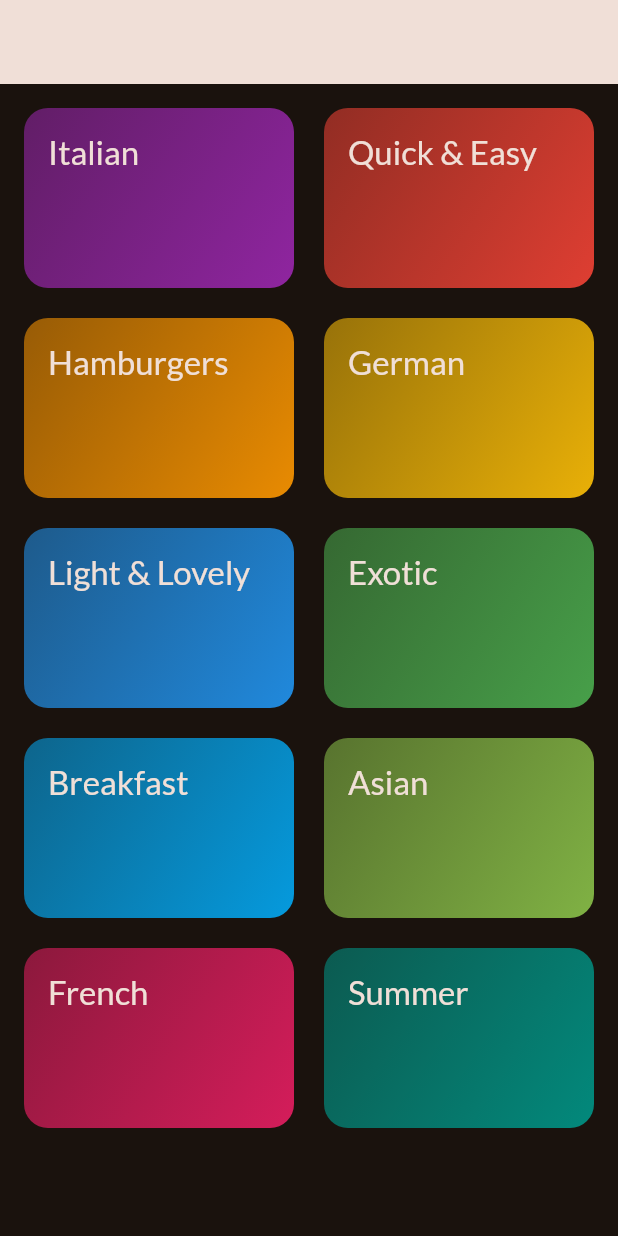
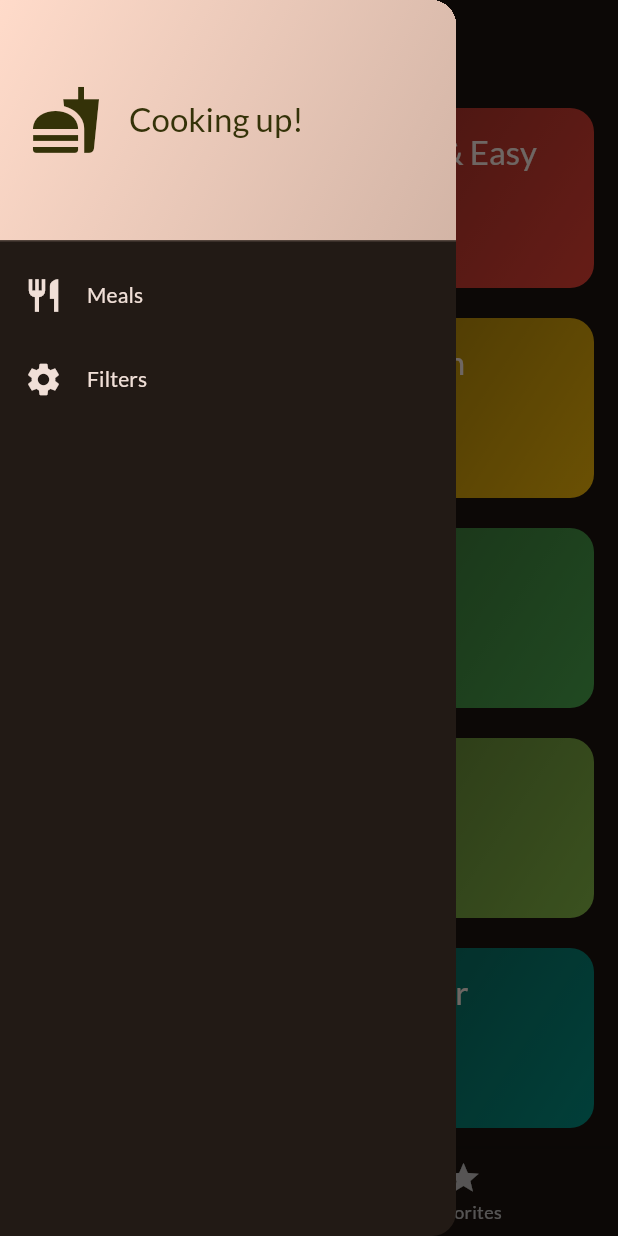
Before and after one commit to bensontamunoemi/recipe-finder-, a Flutter app: the screen it shows after launch, with the side drawer open (before the commit the screen has no drawer), on a phone screen of 412 x 824 dp. Run offline on Flutter 3.47's test engine with Material 3 defaults, Android fonts, the phone set to English and light mode, and no system bars; our stand-ins replace google_fonts, transparent_image.

Commit message:
feat: filter logic, drawer and tab navigation

```diff
--- a/lib/main.dart
+++ b/lib/main.dart
@@ -1,6 +1,6 @@
 import 'package:flutter/material.dart';
 import 'package:google_fonts/google_fonts.dart';
-import 'package:meals/screens/categories.dart';
+import 'package:meals/screens/tabs.dart';
 
 final theme = ThemeData(
   useMaterial3: true,
@@ -22,7 +22,7 @@ class MyApp extends StatelessWidget {
   Widget build(BuildContext context) {
     return MaterialApp(
       theme: theme,
-      home: const CategoriesScreen(),
+      home: const TabsScreen(),
     );
   }
 }
--- a/lib/screens/categories.dart
+++ b/lib/screens/categories.dart
@@ -1,14 +1,21 @@
 import 'package:flutter/material.dart';
 import 'package:meals/data/dummy_data.dart';
 import 'package:meals/models/category.dart';
+import 'package:meals/models/meal.dart';
 import 'package:meals/screens/meals.dart';
 import 'package:meals/widgets/category_grid_item.dart';
 
 class CategoriesScreen extends StatelessWidget {
-  const CategoriesScreen({super.key});
+  const CategoriesScreen({
+    super.key,
+    required this.onToggleFavorite,
+    required this.availableMeals,
+  });
+  final void Function(Meal meal) onToggleFavorite;
+  final List<Meal> availableMeals;
 
   void _selectCategory(BuildContext context, Category category) {
-    final filteredMeals = dummyMeals
+    final filteredMeals = availableMeals
         .where((meal) => meal.categories.contains(category.id))
         .toList();
     Navigator.push(
@@ -17,6 +24,7 @@ class CategoriesScreen extends StatelessWidget {
         builder: (ctx) => MealsScreen(
           title: category.title,
           meals: filteredMeals,
+          onToggleFavorite: onToggleFavorite,
         ),
       ),
     );
@@ -24,12 +32,7 @@ class CategoriesScreen extends StatelessWidget {
 
   @override
   Widget build(BuildContext context) {
-    return Scaffold(
-      appBar: AppBar(
-        title: const Text("Pick your category"),
-        backgroundColor: Theme.of(context).colorScheme.onBackground,
-      ),
-      body: GridView(
+    return GridView(
       padding: const EdgeInsets.all(16),
       gridDelegate: const SliverGridDelegateWithFixedCrossAxisCount(
         crossAxisCount: 2,
@@ -46,7 +49,6 @@ class CategoriesScreen extends StatelessWidget {
             },
           )
       ],
-      ),
     );
   }
 }
--- /dev/null
+++ b/lib/screens/tabs.dart
@@ -0,0 +1,128 @@
+import 'package:flutter/material.dart';
+import 'package:meals/data/dummy_data.dart';
+import 'package:meals/models/meal.dart';
+import 'package:meals/screens/categories.dart';
+import 'package:meals/screens/filters.dart';
+import 'package:meals/screens/meals.dart';
+import 'package:meals/widgets/main_drawer.dart';
+
+const kInitialFilters = {
+  Filter.glutenFree: false,
+  Filter.lactoseFree: false,
+  Filter.vegetarian: false,
+  Filter.vegan: false,
+};
+
+class TabsScreen extends StatefulWidget {
+  const TabsScreen({super.key});
+
+  @override
+  State<TabsScreen> createState() {
+    return _TabsScreenState();
+  }
+}
+
+class _TabsScreenState extends State<TabsScreen> {
+  int _selectedPageIndex = 0;
+  final List<Meal> _favoriteMeals = [];
+  Map<Filter, bool> _selectedFilters = kInitialFilters;
+
+  void _showInfoMessage(String message) {
+    ScaffoldMessenger.of(context).clearSnackBars();
+    ScaffoldMessenger.of(context)
+        .showSnackBar(SnackBar(content: Text(message)));
+  }
+
+  void _toggleMealFavorite(Meal meal) {
+    final isExisting = _favoriteMeals.contains(meal);
+    if (isExisting) {
+      setState(() {
+        _favoriteMeals.remove(meal);
+        _showInfoMessage("Removed ${meal.title} from favorite");
+      });
+    } else {
+      setState(() {
+        _favoriteMeals.add(meal);
+        _showInfoMessage("Added ${meal.title} to favorite");
+      });
+    }
+  }
+
+  void _setSelectedPageIndex(int index) {
+    setState(() {
+      _selectedPageIndex = index;
+    });
+  }
+
+  void _setScreen(String identifier) async {
+    Navigator.pop(context);
+    if (identifier == "filters") {
+      final result = await Navigator.push<Map<Filter, bool>>(
+        context,
+        MaterialPageRoute(
+          builder: (ctx) => FiltersScreen(
+            currentFilter: _selectedFilters,
+          ),
+        ),
+      );
+      setState(() {
+        _selectedFilters = result ?? kInitialFilters;
+      });
+    }
+  }
+
+  @override
+  Widget build(BuildContext context) {
+    final availableMeals = dummyMeals.where((meal) {
+      if (_selectedFilters[Filter.glutenFree]! && !meal.isGlutenFree) {
+        return false;
+      }
+      if (_selectedFilters[Filter.lactoseFree]! && !meal.isLactoseFree) {
+        return false;
+      }
+      if (_selectedFilters[Filter.vegetarian]! && !meal.isVegetarian) {
+        return false;
+      }
+      if (_selectedFilters[Filter.vegan]! && !meal.isVegan) {
+        return false;
+      }
+      return true;
+    }).toList();
+
+    Widget activePage = CategoriesScreen(
+      onToggleFavorite: _toggleMealFavorite,
+      availableMeals: availableMeals,
+    );
+    String activePageTitle = "Categories";
+
+    if (_selectedPageIndex == 1) {
+      activePage = MealsScreen(
+        meals: _favoriteMeals,
+        onToggleFavorite: _toggleMealFavorite,
+      );
+      activePageTitle = "Favorite";
+    }
+
+    return Scaffold(
+      appBar: AppBar(
+        title: Text(activePageTitle),
+      ),
+      drawer: MainDrawer(onSelectScreen: _setScreen),
+      body: activePage,
+      bottomNavigationBar: BottomNavigationBar(
+        onTap: _setSelectedPageIndex,
+        currentIndex: _selectedPageIndex,
+        items: const [
+          BottomNavigationBarItem(
+            icon: Icon(Icons.set_meal),
+            label: "Categories",
+          ),
+          BottomNavigationBarItem(
+            icon: Icon(Icons.star),
+            label: "Favorites",
+          ),
+        ],
+      ),
+    );
+  }
+}
--- /dev/null
+++ b/lib/widgets/main_drawer.dart
@@ -0,0 +1,82 @@
+import 'package:flutter/material.dart';
+
+class MainDrawer extends StatelessWidget {
+  const MainDrawer({super.key, required this.onSelectScreen});
+
+  final void Function(String identifier) onSelectScreen;
+
+  @override
+  Widget build(BuildContext context) {
+    return Drawer(
+      child: Column(
+        children: [
+          DrawerHeader(
+            padding: const EdgeInsets.all(20),
+            decoration: BoxDecoration(
+                gradient: LinearGradient(
+              colors: [
+                Theme.of(context).colorScheme.onPrimaryContainer,
+                Theme.of(context)
+                    .colorScheme
+                    .onPrimaryContainer
+                    .withOpacity(0.8)
+              ],
+              begin: Alignment.topLeft,
+              end: Alignment.bottomRight,
+            )),
+            child: Row(
+              children: [
+                Icon(
+                  Icons.fastfood,
+                  size: 48,
+                  color: Theme.of(context).colorScheme.onTertiary,
+                ),
+                const SizedBox(
+                  width: 18,
+                ),
+                Text(
+                  "Cooking up!",
+                  style: Theme.of(context).textTheme.titleLarge!.copyWith(
+                        color: Theme.of(context).colorScheme.onTertiary,
+                      ),
+                )
+              ],
+            ),
+          ),
+          ListTile(
+            leading: Icon(
+              Icons.restaurant,
+              size: 26,
+              color: Theme.of(context).colorScheme.onBackground,
+            ),
+            title: Text(
+              "Meals",
+              style: Theme.of(context).textTheme.titleSmall!.copyWith(
+                    color: Theme.of(context).colorScheme.onBackground,
+                  ),
+            ),
+            onTap: () {
+              onSelectScreen("meals");
+            },
+          ),
+          ListTile(
+            leading: Icon(
+              Icons.settings,
+              size: 26,
+              color: Theme.of(context).colorScheme.onBackground,
+            ),
+            title: Text(
+              "Filters",
+              style: Theme.of(context).textTheme.titleSmall!.copyWith(
+                    color: Theme.of(context).colorScheme.onBackground,
+                  ),
+            ),
+            onTap: () {
+              onSelectScreen("filters");
+            },
+          )
+        ],
+      ),
+    );
+  }
+}
```
Also changed, not shown: lib/screens/filters.dart (added, +152 -0 lines), lib/screens/meal_detail.dart (+14 -2 lines), lib/screens/meals.dart (+17 -4 lines). Lines whose indentation alone changed are shown as unchanged.
